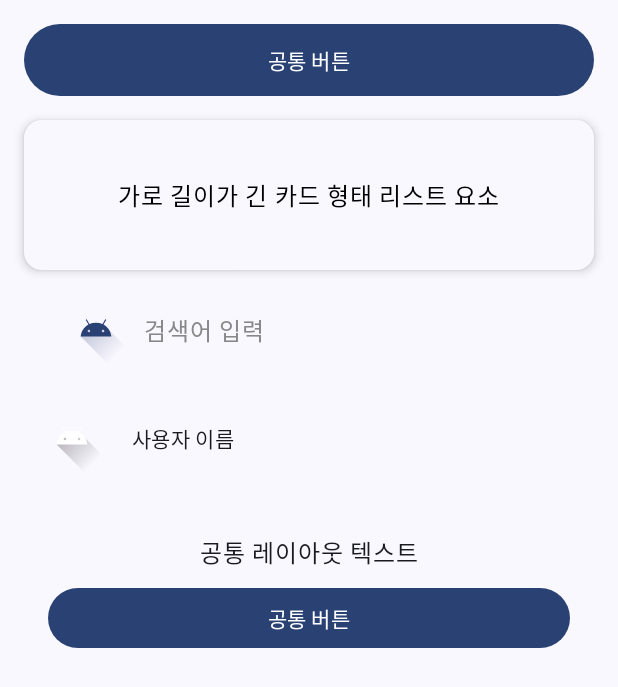
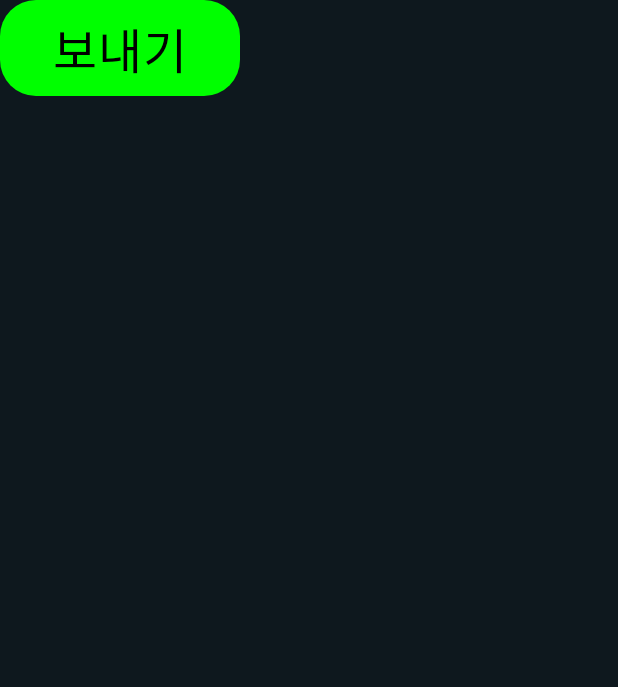
Before and after one commit to ttakpjt/ttak, an Android app built with Jetpack Compose: the screen it shows after launch (MainActivity), on a phone screen of 412 x 824 dp. Shown: the top 687 px of the screen. Run offline under Robolectric (Android 15) with nearby library versions, the phone set to English and light mode, and no system bars; Roboto replaces fonts that are not available here.

Commit message:
design: 공용 버튼 컴포넌트 추가
- Type.kt에서 폰트 사이즈 재정립
- AppButton에서 필요 버튼 양식 정의

```diff
--- a/ttak/app/src/main/java/com/ttak/android/MainActivity.kt
+++ b/ttak/app/src/main/java/com/ttak/android/MainActivity.kt
@@ -3,170 +3,23 @@ package com.ttak.android
 import android.os.Bundle
 import androidx.activity.ComponentActivity
 import androidx.activity.compose.setContent
-import androidx.activity.enableEdgeToEdge
-import androidx.compose.foundation.Image
-import androidx.compose.foundation.layout.*
-import androidx.compose.foundation.shape.CircleShape
-import androidx.compose.foundation.text.BasicTextField
-import androidx.compose.material3.*
-import androidx.compose.runtime.Composable
-import androidx.compose.runtime.mutableStateOf
-import androidx.compose.runtime.remember
-import androidx.compose.ui.Alignment
-import androidx.compose.ui.Modifier
+import com.ttak.android.common.ui.theme.TtakTheme
 import androidx.compose.ui.graphics.Color
-import androidx.compose.ui.layout.ContentScale
-import androidx.compose.ui.res.painterResource
-import androidx.compose.ui.tooling.preview.Preview
-import androidx.compose.ui.unit.dp
-import com.ttak.android.common.ui.theme.TtakTheme
-import com.ttak.android.R
+import com.ttak.android.common.ui.components.AppButton
 
 class MainActivity : ComponentActivity() {
     override fun onCreate(savedInstanceState: Bundle?) {
         super.onCreate(savedInstanceState)
-        enableEdgeToEdge()
         setContent {
+            // TtakTheme으로 앱 전체 UI를 감쌈
             TtakTheme {
-                Scaffold(modifier = Modifier.fillMaxSize()) { innerPadding ->
-                    Column(
-                        modifier = Modifier
-                            .fillMaxSize()
-                            .padding(innerPadding)
-                            .padding(16.dp),
-                        verticalArrangement = Arrangement.spacedBy(16.dp)
-                    ) {
-                        TestButton()
-                        TestCardItem()
-                        TestSearchBar()
-                        TestProfileItem()
-                        TestCommonLayout()  // 새로 만든 공통 레이아웃 호출
-                    }
-                }
+                AppButton(
+                    text = "보내기",
+                    onClick = { /* 버튼 클릭 시 동작 */ },
+                    backgroundColor = Color.Green,
+                    contentColor = Color.Black
+                )
             }
         }
     }
 }
-
-@Composable
-fun TestCommonLayout() {
-    Column(
-        modifier = Modifier
-            .fillMaxWidth()
-            .padding(16.dp),
-        horizontalAlignment = Alignment.CenterHorizontally,
-        verticalArrangement = Arrangement.Center
-    ) {
-        Text(text = "공통 레이아웃 텍스트", style = MaterialTheme.typography.bodyLarge)
-        Spacer(modifier = Modifier.height(8.dp))
-        Button(
-            onClick = { /* 클릭 시 동작 */ },
-            modifier = Modifier.fillMaxWidth()
-        ) {
-            Text(text = "공통 버튼")
-        }
-    }
-}
-
-@Composable
-fun TestButton() {
-    Button(
-        onClick = { /* 클릭 시 동작 */ },
-        modifier = Modifier
-            .fillMaxWidth()
-            .height(48.dp),
-        colors = ButtonDefaults.buttonColors(containerColor = MaterialTheme.colorScheme.primary)
-    ) {
-        Text(text = "공통 버튼")
-    }
-}
-
-@Composable
-fun TestCardItem() {
-    Card(
-        modifier = Modifier
-            .fillMaxWidth()
-            .height(100.dp),
-        shape = MaterialTheme.shapes.medium,
-        colors = CardDefaults.cardColors(containerColor = MaterialTheme.colorScheme.surface),
-        elevation = CardDefaults.cardElevation(4.dp)
-    ) {
-        Box(
-            contentAlignment = Alignment.Center,
-            modifier = Modifier.fillMaxSize()
-        ) {
-            Text(text = "가로 길이가 긴 카드 형태 리스트 요소", color = Color.Black)
-        }
-    }
-}
-
-@Composable
-fun TestSearchBar() {
-    val searchQuery = remember { mutableStateOf("") }
-    BasicTextField(
-        value = searchQuery.value,
-        onValueChange = { searchQuery.value = it },
-        modifier = Modifier
-            .fillMaxWidth()
-            .height(48.dp)
-            .padding(horizontal = 8.dp),
-        decorationBox = { innerTextField ->
-            Row(
-                verticalAlignment = Alignment.CenterVertically,
-                modifier = Modifier.padding(horizontal = 16.dp)
-            ) {
-                Icon(
-                    painter = painterResource(id = R.drawable.ic_launcher_foreground),
-                    contentDescription = "Search Icon",
-                    tint = MaterialTheme.colorScheme.primary
-                )
-                Spacer(modifier = Modifier.width(8.dp))
-                Box(Modifier.weight(1f)) {
-                    if (searchQuery.value.isEmpty()) {
-                        Text(text = "검색어 입력", color = Color.Gray)
-                    }
-                    innerTextField()
-                }
-            }
-        }
-    )
-}
-
-@Composable
-fun TestProfileItem() {
-    Row(
-        verticalAlignment = Alignment.CenterVertically,
-        modifier = Modifier
-            .fillMaxWidth()
-            .padding(8.dp)
-    ) {
-        Image(
-            painter = painterResource(id = R.drawable.ic_launcher_foreground),
-            contentDescription = "Profile Image",
-            contentScale = ContentScale.Crop,
-            modifier = Modifier
-                .size(48.dp)
-        )
-        Spacer(modifier = Modifier.width(16.dp))
-        Text(text = "사용자 이름", style = MaterialTheme.typography.bodyMedium)
-    }
-}
-
-@Preview(showBackground = true)
-@Composable
-fun MainPreview() {
-    TtakTheme {
-        Column(
-            modifier = Modifier
-                .fillMaxSize()
-                .padding(16.dp),
-            verticalArrangement = Arrangement.spacedBy(16.dp)
-        ) {
-            TestButton()
-            TestCardItem()
-            TestSearchBar()
-            TestProfileItem()
-            TestCommonLayout()  // 새로 만든 공통 레이아웃 호출
-        }
-    }
-}
--- /dev/null
+++ b/ttak/app/src/main/java/com/ttak/android/common/ui/components/AppButton.kt
@@ -0,0 +1,33 @@
+package com.ttak.android.common.ui.components
+
+import androidx.compose.foundation.layout.width
+import androidx.compose.foundation.layout.height
+import androidx.compose.material3.Button
+import androidx.compose.material3.ButtonDefaults
+import androidx.compose.material3.MaterialTheme
+import androidx.compose.runtime.Composable
+import androidx.compose.ui.Modifier
+import androidx.compose.ui.graphics.Color
+import androidx.compose.ui.unit.dp
+import androidx.compose.foundation.shape.RoundedCornerShape
+import androidx.compose.material3.Text
+
+@Composable
+fun AppButton(
+    text: String,
+    onClick: () -> Unit,
+    modifier: Modifier = Modifier,
+    backgroundColor: Color = MaterialTheme.colorScheme.primary,  // 버튼 배경색
+    contentColor: Color = Color.White  // 텍스트 색상
+) {
+    Button(
+        onClick = onClick,
+        modifier = modifier
+            .width(160.dp)
+            .height(64.dp),
+        colors = ButtonDefaults.buttonColors(containerColor = backgroundColor, contentColor = contentColor),
+        shape = RoundedCornerShape(24.dp)  // 모서리 기울기
+    ) {
+        Text(text = text, color = contentColor, style = MaterialTheme.typography.labelSmall)  // 텍스트 색상, 스타일 정의
+    }
+}
--- a/ttak/app/src/main/java/com/ttak/android/common/ui/theme/Type.kt
+++ b/ttak/app/src/main/java/com/ttak/android/common/ui/theme/Type.kt
@@ -19,22 +19,22 @@ val Typography = Typography(
     bodyLarge = TextStyle(
         fontFamily = Pretendard,
         fontWeight = FontWeight.Normal,
-        fontSize = 16.sp,
+        fontSize = 32.sp,
         lineHeight = 24.sp,
         letterSpacing = 0.5.sp
     ),
     titleLarge = TextStyle(
         fontFamily = Pretendard,
         fontWeight = FontWeight.Bold,
-        fontSize = 22.sp,
+        fontSize = 44.sp,
         lineHeight = 28.sp,
         letterSpacing = 0.sp
     ),
     labelSmall = TextStyle(
         fontFamily = Pretendard,
         fontWeight = FontWeight.SemiBold,
-        fontSize = 11.sp,
-        lineHeight = 16.sp,
+        fontSize = 32.sp,
+        lineHeight = 24.sp,
         letterSpacing = 0.5.sp
     )
 )
--- a/ttak/app/src/main/res/drawable/button_background.xml
+++ b/ttak/app/src/main/res/drawable/button_background.xml
@@ -1,7 +1,4 @@
-<?xml version="1.0" encoding="utf-8"?>
-<shape xmlns:android="http://schemas.android.com/apk/res/android"
-    xmlns:tools="http://schemas.android.com/tools"
-    tools:ignore="NamespaceTypo">
+<shape xmlns:android="http://schemas.android.com/apk/res/android">
     <solid android:color="?attr/colorPrimary" />
     <corners android:radius="8dp" />
 </shape>
```
